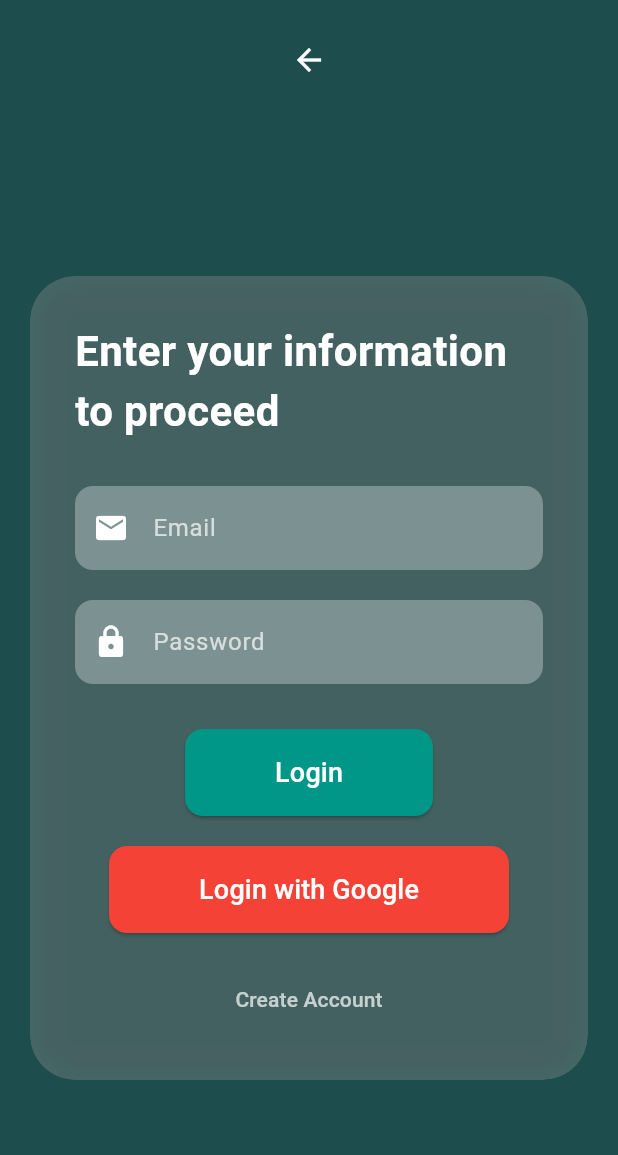
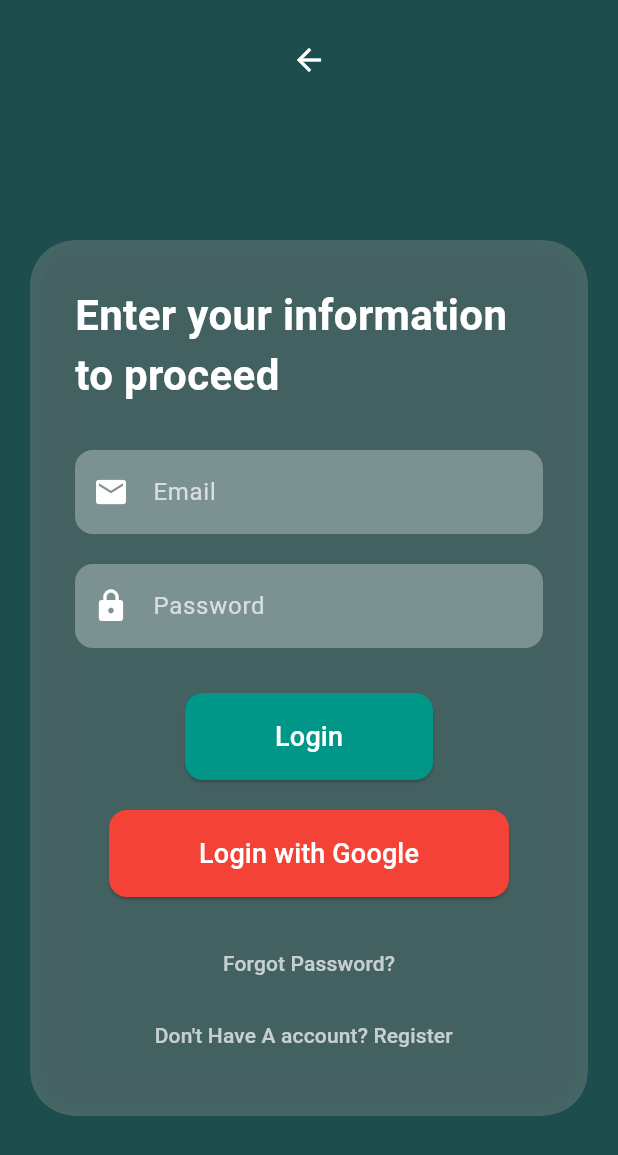
Before and after one commit to Fzzz03/firebase_integration, a Flutter app: the ZakatLoginPage screen opened directly, after a tap on "Login", on a phone screen of 412 x 824 dp. Shown: the top 1155 px of the screen. Run offline on Flutter 3.47's test engine with Material 3 defaults, Android fonts, the phone set to English and light mode, and no system bars; our stand-ins replace firebase_auth, firebase_core, google_sign_in; accounts and stored records are empty; network calls fail.

Commit message:
Update zakat_login_page.dart

```diff
--- a/lib/zakat_login_page.dart
+++ b/lib/zakat_login_page.dart
@@ -27,8 +27,35 @@
         email: emailController.text.trim(),
         password: passwordController.text.trim(),
       );
-      // Navigate to home page after login
-      Navigator.pushReplacement(context, MaterialPageRoute(builder: (context) => const HomePage()));
+
+      // Check if the email is verified
+      User? user = userCredential.user;
+      await user?.reload(); // Reload the user to get the latest info
+      user = FirebaseAuth.instance.currentUser; // Get the current user
+
+      if (user != null && user.emailVerified) {
+        // Navigate to home page after login if email is verified
+        Navigator.pushReplacement(context, MaterialPageRoute(builder: (context) => const HomePage()));
+      } else {
+        // Show a message if the email is not verified
+        showDialog(
+          context: context,
+          builder: (context) {
+            return AlertDialog(
+              title: const Text('Email Verification Required'),
+              content: const Text('Please verify your email before logging in.'),
+              actions: [
+                TextButton(
+                  onPressed: () {
+                    Navigator.of(context).pop(); // Close the dialog
+                  },
+                  child: const Text('OK'),
+                ),
+              ],
+            );
+          },
+        );
+      }
     } catch (e) {
       // Handle errors (e.g., show a Snackbar or AlertDialog)
       print("Login error: $e");
@@ -58,6 +85,16 @@
     } catch (e) {
       // Handle errors (e.g., show a Snackbar or AlertDialog)
       print("Google sign-in error: $e");
+    }
+  }
+
+  // Forgot password function
+  Future<void> _resetPassword() async {
+    try {
+      await FirebaseAuth.instance.sendPasswordResetEmail(email: emailController.text.trim());
+      ScaffoldMessenger.of(context).showSnackBar(SnackBar(content: Text('Password reset link sent!')));
+    } catch (e) {
+      ScaffoldMessenger.of(context).showSnackBar(SnackBar(content: Text('Error: ${e.toString()}')));
     }
   }
 
@@ -155,6 +192,16 @@
                               ),
                             ),
                             const SizedBox(height: 20),
+
+                            // Forgot Password button
+                            TextButton(
+                              onPressed: _resetPassword, // Call reset password function
+                              child: const Text(
+                                'Forgot Password?',
+                                style: TextStyle(color: Colors.white70),
+                              ),
+                            ),
+
                             TextButton(
                               onPressed: () {
                                 // Navigate to RegisterPage when the button is pressed
@@ -164,7 +211,9 @@
                                 );
                               },
                               child: const Text(
-                                'Create Account',
+                                "Don't Have A account? Register  ",
+
+
                                 style: TextStyle(color: Colors.white70),
                               ),
                             ),
```
